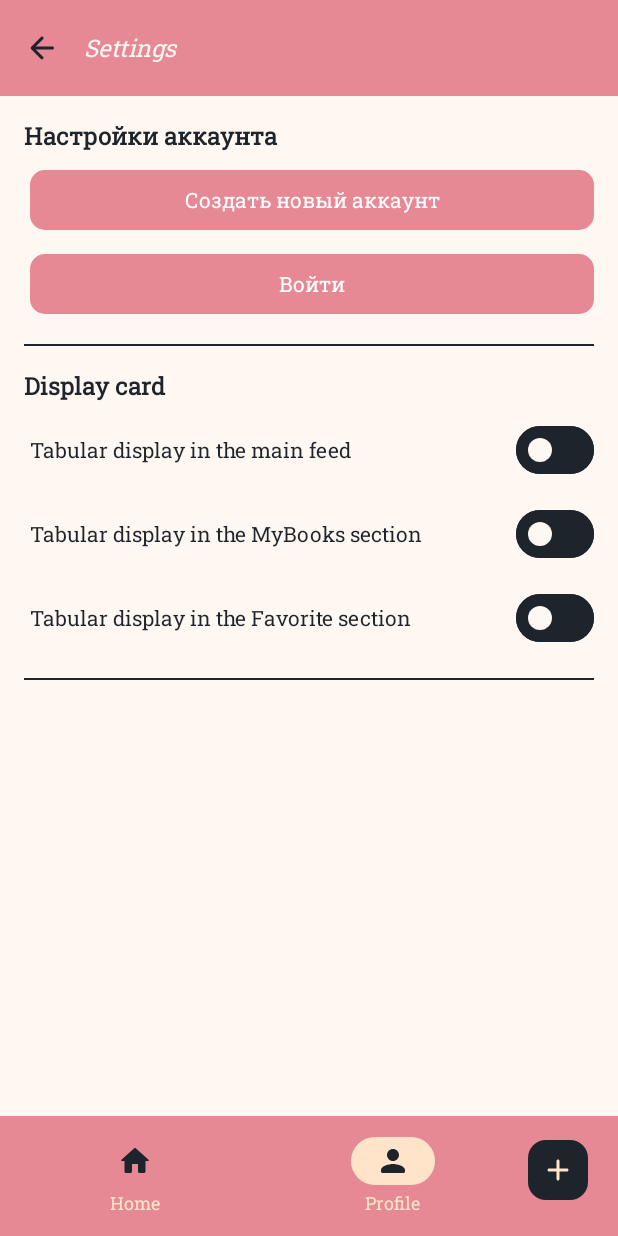
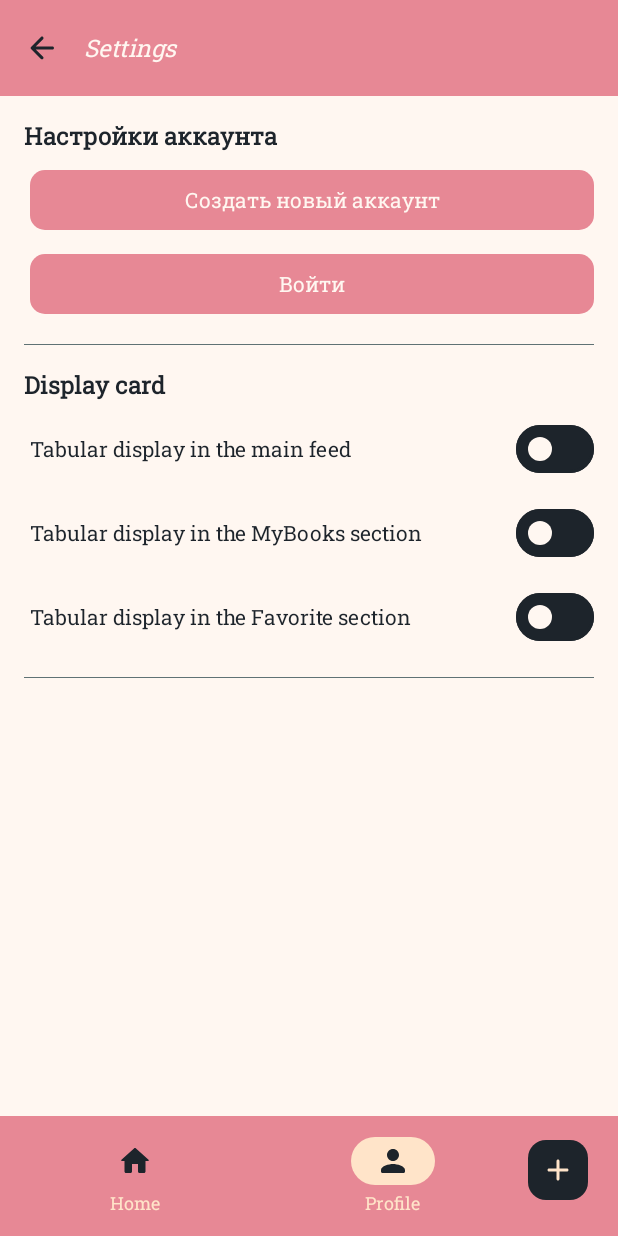
Before and after one commit to Chirvichichka/PocketLib, an Android app built with Jetpack Compose: the settings screen opened through its navigation route, on a phone screen of 412 x 824 dp. Run offline under Robolectric (Android 15) with nearby library versions, the phone set to English and light mode, and no system bars; our stand-ins replace Dagger/Hilt's generated code, livedata-compose.

Commit message:
вроде чото сделал(нет)

```diff
--- a/app/src/main/java/com/chirvi/pocketlib/presentation/common/BackButton.kt
+++ b/app/src/main/java/com/chirvi/pocketlib/presentation/common/BackButton.kt
@@ -19,7 +19,7 @@ fun BackButton(
         Icon(
             painter = painterResource(id = R.drawable.arrow_back),
             contentDescription = null,
-            tint = PocketLibTheme.colors.black
+            tint = PocketLibTheme.colors.dark
         )
     }
 }
--- a/app/src/main/java/com/chirvi/pocketlib/presentation/common/BooksColumn.kt
+++ b/app/src/main/java/com/chirvi/pocketlib/presentation/common/BooksColumn.kt
@@ -5,6 +5,8 @@ import androidx.compose.foundation.layout.fillMaxWidth
 import androidx.compose.foundation.lazy.LazyColumn
 import androidx.compose.foundation.lazy.grid.GridCells
 import androidx.compose.foundation.lazy.grid.LazyVerticalGrid
+import androidx.compose.foundation.lazy.grid.rememberLazyGridState
+import androidx.compose.foundation.lazy.rememberLazyListState
 import androidx.compose.runtime.Composable
 import androidx.compose.ui.Modifier
 import com.chirvi.pocketlib.presentation.common.book_card.HorizontalBookCard
--- a/app/src/main/java/com/chirvi/pocketlib/presentation/common/ButtonWithText.kt
+++ b/app/src/main/java/com/chirvi/pocketlib/presentation/common/ButtonWithText.kt
@@ -7,26 +7,41 @@ import androidx.compose.material3.ButtonDefaults
 import androidx.compose.material3.Text
 import androidx.compose.runtime.Composable
 import androidx.compose.ui.Modifier
+import androidx.compose.ui.graphics.Color
 import androidx.compose.ui.unit.dp
 import com.chirvi.pocketlib.presentation.ui.theme.PocketLibTheme
 
 @Composable
 fun ButtonWithText(
     text: String,
+    colorScheme: Boolean = true,
     onClickListener: () -> Unit
 ) {
+    val containerColor: Color
+    val textColor: Color
+
+    if (colorScheme) {
+        containerColor = PocketLibTheme.colors.tertiary
+        textColor = PocketLibTheme.colors.primary
+    } else {
+        containerColor = PocketLibTheme.colors.secondary
+        textColor = PocketLibTheme.colors.dark
+    }
+
     Button(
         modifier = Modifier
             .fillMaxWidth(),
         colors = ButtonDefaults.buttonColors(
-            containerColor = PocketLibTheme.colors.tertiary
+            containerColor = containerColor
         ),
         shape = RoundedCornerShape(10.dp),
         onClick = { onClickListener() }
     ) {
         Text(
             text = text,
-            style = PocketLibTheme.textStyles.normalStyle
+            style = PocketLibTheme.textStyles.normalStyle.copy(
+                color = textColor
+            )
         )
     }
 }
--- a/app/src/main/java/com/chirvi/pocketlib/presentation/common/PocketLibTextField.kt
+++ b/app/src/main/java/com/chirvi/pocketlib/presentation/common/PocketLibTextField.kt
@@ -21,7 +21,7 @@ fun PocketLibTextField(
     onValueChange: (String) -> Unit
 ) {
     val textStyle = PocketLibTheme.textStyles.normalStyle.copy(
-        color = PocketLibTheme.colors.black
+        color = PocketLibTheme.colors.dark
     )
 
     TextField(
@@ -40,7 +40,7 @@ fun PocketLibTextField(
             Icon(
                 painter = painterResource(id = leadingIconId),
                 contentDescription = null,
-                tint = PocketLibTheme.colors.black
+                tint = PocketLibTheme.colors.dark
             )
         },
         shape = RoundedCornerShape(10.dp),
@@ -49,7 +49,7 @@ fun PocketLibTextField(
             unfocusedContainerColor = PocketLibTheme.colors.secondary,
             focusedIndicatorColor = Color.Transparent,
             unfocusedIndicatorColor = Color.Transparent,
-            cursorColor = PocketLibTheme.colors.black
+            cursorColor = PocketLibTheme.colors.dark
         )
     )
 }
--- a/app/src/main/java/com/chirvi/pocketlib/presentation/common/book_card/HorizontalBookCard.kt
+++ b/app/src/main/java/com/chirvi/pocketlib/presentation/common/book_card/HorizontalBookCard.kt
@@ -71,13 +71,13 @@ fun HorizontalBookCard(
                 Text(
                     text = book.name,
                     style = PocketLibTheme.textStyles.largeStyle.copy(
-                        color = PocketLibTheme.colors.black
+                        color = PocketLibTheme.colors.dark
                     )
                 )
                 Text(
                     text = book.author,
                     style = PocketLibTheme.textStyles.normalStyle.copy(
-                        color = PocketLibTheme.colors.black
+                        color = PocketLibTheme.colors.dark
                     )
                 )
                 Spacer(modifier = Modifier.height(8.dp))
@@ -87,7 +87,7 @@ fun HorizontalBookCard(
                     maxLines = 5,
                     text = text,
                     style = PocketLibTheme.textStyles.smallStyle.copy(
-                        color = PocketLibTheme.colors.black
+                        color = PocketLibTheme.colors.quaternary
                     )
                 )
             }
--- a/app/src/main/java/com/chirvi/pocketlib/presentation/common/book_card/VerticalBookCard.kt
+++ b/app/src/main/java/com/chirvi/pocketlib/presentation/common/book_card/VerticalBookCard.kt
@@ -65,13 +65,13 @@ fun VerticalBookCard(
             Text(
                 text = book.name,
                 style = PocketLibTheme.textStyles.largeStyle.copy(
-                    color = PocketLibTheme.colors.black
+                    color = PocketLibTheme.colors.dark
                 )
             )
             Text(
                 text = book.author,
                 style = PocketLibTheme.textStyles.normalStyle.copy(
-                    color = PocketLibTheme.colors.black
+                    color = PocketLibTheme.colors.dark
                 )
             )
         }
--- a/app/src/main/java/com/chirvi/pocketlib/presentation/ui/screen/book_add/AddBookScreen.kt
+++ b/app/src/main/java/com/chirvi/pocketlib/presentation/ui/screen/book_add/AddBookScreen.kt
@@ -24,7 +24,6 @@ import androidx.compose.ui.Modifier
 import androidx.compose.ui.draw.clip
 import androidx.compose.ui.res.painterResource
 import androidx.compose.ui.res.stringResource
-import androidx.compose.ui.text.font.FontStyle
 import androidx.compose.ui.unit.dp
 import androidx.hilt.navigation.compose.hiltViewModel
 import com.chirvi.pocketlib.R
@@ -51,7 +50,7 @@ fun AddBookScreen() {
             AddPicture()
             TextFields(viewModel = viewModel) //todo disable
             Spacer(modifier = Modifier.weight(1f))
-            ButtonWithText(text = "Сохранить", onClickListener = {})
+            ButtonWithText(colorScheme = false, text = "Сохранить", onClickListener = {})
         }
     }
 }
@@ -101,7 +100,7 @@ private fun AddPicture() {
         Text(
             text = stringResource(id = R.string.add_image),
             style = PocketLibTheme.textStyles.largeStyle.copy(
-                color = PocketLibTheme.colors.black
+                color = PocketLibTheme.colors.dark
             )
         )
     }
--- a/app/src/main/java/com/chirvi/pocketlib/presentation/ui/screen/main/MainActivity.kt
+++ b/app/src/main/java/com/chirvi/pocketlib/presentation/ui/screen/main/MainActivity.kt
@@ -16,7 +16,7 @@ class MainActivity : ComponentActivity() {
         super.onCreate(savedInstanceState)
 
         setContent {
-            PocketLibTheme {
+            PocketLibTheme{
                 Surface(
                     modifier = Modifier.fillMaxSize(),
                 ) {
--- a/app/src/main/java/com/chirvi/pocketlib/presentation/ui/screen/main/MainScreen.kt
+++ b/app/src/main/java/com/chirvi/pocketlib/presentation/ui/screen/main/MainScreen.kt
@@ -122,7 +122,7 @@ private fun BottomNavigation(
                        Icon(
                            painter = painterResource(id = item.iconId),
                            contentDescription = null,
-                           tint = PocketLibTheme.colors.black
+                           tint = PocketLibTheme.colors.dark
                        )
                     },
                     label = {
@@ -143,9 +143,9 @@ private fun BottomNavigation(
 
             if(currentRoute == addBook.screen.route) {
                 containerColor = PocketLibTheme.colors.secondary
-                tint = PocketLibTheme.colors.black
+                tint = PocketLibTheme.colors.dark
             } else {
-                containerColor = PocketLibTheme.colors.black
+                containerColor = PocketLibTheme.colors.dark
                 tint = PocketLibTheme.colors.secondary
             }
 
--- a/app/src/main/java/com/chirvi/pocketlib/presentation/ui/screen/profile/settings/SettingsScreen.kt
+++ b/app/src/main/java/com/chirvi/pocketlib/presentation/ui/screen/profile/settings/SettingsScreen.kt
@@ -26,6 +26,7 @@ import com.chirvi.pocketlib.R
 import com.chirvi.pocketlib.presentation.common.BackButton
 import com.chirvi.pocketlib.presentation.common.ButtonWithText
 import com.chirvi.pocketlib.presentation.common.PocketLibTopAppBar
+import com.chirvi.pocketlib.presentation.ui.theme.Gray
 import com.chirvi.pocketlib.presentation.ui.theme.PocketLibTheme
 
 @Composable
@@ -88,7 +89,7 @@ private fun DisplayBooks(
         Text(
             text = stringResource(id = R.string.card_display),
             style = PocketLibTheme.textStyles.largeStyle.copy(
-                color = PocketLibTheme.colors.black,
+                color = PocketLibTheme.colors.dark,
                 fontWeight = FontWeight.Bold
             )
         )
@@ -119,7 +120,7 @@ private fun UserSettings() {
         Text(
             text = "Настройки аккаунта",
             style = PocketLibTheme.textStyles.largeStyle.copy(
-                color = PocketLibTheme.colors.black,
+                color = PocketLibTheme.colors.dark,
                 fontWeight = FontWeight.Bold
             )
         )
@@ -157,7 +158,7 @@ private fun RowSwitch(
             modifier = Modifier.fillMaxWidth(0.7f),
             text = stringResource(id = textId),
             style = PocketLibTheme.textStyles.normalStyle.copy(
-                color = PocketLibTheme.colors.black
+                color = PocketLibTheme.colors.dark
             )
         )
         Switch(
@@ -165,9 +166,8 @@ private fun RowSwitch(
             onCheckedChange = { onClickListener() },
             colors = SwitchDefaults.colors(
                 checkedTrackColor = PocketLibTheme.colors.tertiary,
-                uncheckedTrackColor = PocketLibTheme.colors.black,
-                uncheckedBorderColor = PocketLibTheme.colors.black,
-                uncheckedIconColor = PocketLibTheme.colors.black,
+                uncheckedTrackColor = PocketLibTheme.colors.dark,
+                uncheckedBorderColor = PocketLibTheme.colors.dark,
                 uncheckedThumbColor = PocketLibTheme.colors.primary
             )
         )
@@ -180,7 +180,7 @@ private fun Line() {
         modifier = Modifier
             .fillMaxWidth()
             .padding(vertical = 16.dp)
-            .height(1.dp)
-            .background(color = PocketLibTheme.colors.black)
+            .height(0.4.dp)
+            .background(color = Gray)
     )
 }
--- a/app/src/main/java/com/chirvi/pocketlib/presentation/ui/theme/Color.kt
+++ b/app/src/main/java/com/chirvi/pocketlib/presentation/ui/theme/Color.kt
@@ -7,15 +7,18 @@ val SkyBlue = Color(0xFFFFE4C9)
 val Blue = Color(0xFFE78895)
 val Black = Color(0xFF1D242B)
 
-//val Light = Color(0xFFFFF7F1)
-//val SkyBlue = Color(0xFF739072)
-//val Blue = Color(0xFF3A4D39)
-//val Black = Color(0xFF1D242B)
+val Gray = Color(0xFF607274)
+
+val Light2 = Color(0xFFFFF7F1)
+val Green = Color(0xFF739072)
+val DarkGreen = Color(0xFF3A4D39)
+val Black2 = Color(0xFF1D242B)
 
 data class Colors(
     val primary: Color,
     val secondary: Color,
     val tertiary: Color,
     val selected: Color,
-    val black: Color,
+    val dark: Color,
+    val quaternary: Color,
 )
```
Also changed, not shown: app/src/main/java/com/chirvi/pocketlib/presentation/ui/screen/home/feed/FeedScreen.kt (+4 -4 lines), app/src/main/java/com/chirvi/pocketlib/presentation/ui/screen/profile/user/UserScreen.kt (+4 -4 lines), app/src/main/java/com/chirvi/pocketlib/presentation/ui/theme/Theme.kt (+12 -3 lines).
